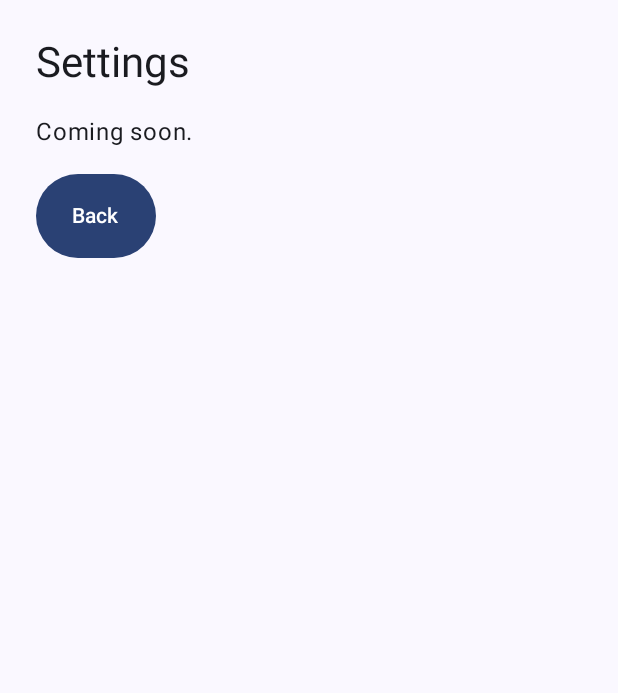
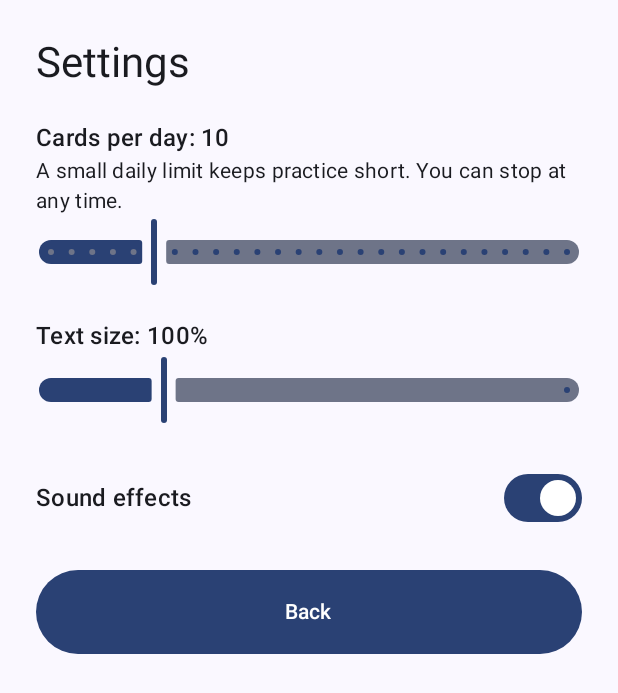
Before and after one commit to BhoneKhantKyaw04/Recall, an Android app built with Jetpack Compose: the SettingsScreen screen opened through its navigation route, on a phone screen of 412 x 824 dp. Shown: the top 693 px of the screen. Run offline under Robolectric (Android 15) with nearby library versions, the phone set to English and light mode, and no system bars; our stand-ins replace Room's generated code.

Commit message:
Add settings screen and sound effects

```diff
--- a/app/src/main/java/com/example/recall/ui/RecallApp.kt
+++ b/app/src/main/java/com/example/recall/ui/RecallApp.kt
@@ -10,8 +10,13 @@ import androidx.compose.material3.MaterialTheme
 import androidx.compose.material3.Scaffold
 import androidx.compose.material3.Text
 import androidx.compose.runtime.Composable
+import androidx.compose.runtime.CompositionLocalProvider
+import androidx.compose.runtime.collectAsState
+import androidx.compose.runtime.getValue
 import androidx.compose.runtime.remember
 import androidx.compose.ui.Modifier
+import androidx.compose.ui.platform.LocalDensity
+import androidx.compose.ui.unit.Density
 import androidx.compose.ui.unit.dp
 import androidx.lifecycle.viewmodel.compose.viewModel
 import androidx.navigation.compose.NavHost
@@ -30,7 +35,13 @@ object Routes {
 fun RecallApp(container: AppContainer) {
     val navController = rememberNavController()
     val factory = remember { RecallViewModelFactory(container) }
+    val settings by container.settings.settings.collectAsState()
+    val density = LocalDensity.current
 
+    // Apply the student's text size on top of the system font size
+    CompositionLocalProvider(
+        LocalDensity provides Density(density.density, density.fontScale * settings.textScale)
+    ) {
         NavHost(navController = navController, startDestination = Routes.HOME) {
             composable(Routes.HOME) {
                 HomeScreen(
@@ -43,11 +54,20 @@ fun RecallApp(container: AppContainer) {
             composable(Routes.STUDY) {
                 StudyScreen(
                     viewModel = viewModel(factory = factory),
+                    soundOn = settings.soundOn,
                     onBack = { navController.popBackStack() }
                 )
             }
-        composable(Routes.STATS) { PlaceholderScreen("My progress") { navController.popBackStack() } }
-        composable(Routes.SETTINGS) { PlaceholderScreen("Settings") { navController.popBackStack() } }
+            composable(Routes.STATS) {
+                PlaceholderScreen("My progress") { navController.popBackStack() }
+            }
+            composable(Routes.SETTINGS) {
+                SettingsScreen(
+                    viewModel = viewModel(factory = factory),
+                    onBack = { navController.popBackStack() }
+                )
+            }
+        }
     }
 }
 
--- a/app/src/main/java/com/example/recall/ui/RecallViewModelFactory.kt
+++ b/app/src/main/java/com/example/recall/ui/RecallViewModelFactory.kt
@@ -11,6 +11,8 @@ class RecallViewModelFactory(private val container: AppContainer) : ViewModelPro
             HomeViewModel(container.repository, container.settings)
         modelClass.isAssignableFrom(StudyViewModel::class.java) ->
             StudyViewModel(container.repository, container.settings)
+        modelClass.isAssignableFrom(SettingsViewModel::class.java) ->
+            SettingsViewModel(container.settings)
         else -> throw IllegalArgumentException("Unknown ViewModel: ${modelClass.name}")
     } as T
 }
--- /dev/null
+++ b/app/src/main/java/com/example/recall/ui/SettingsScreen.kt
@@ -0,0 +1,85 @@
+package com.example.recall.ui
+
+import androidx.compose.foundation.layout.Arrangement
+import androidx.compose.foundation.layout.Column
+import androidx.compose.foundation.layout.Row
+import androidx.compose.foundation.layout.fillMaxSize
+import androidx.compose.foundation.layout.fillMaxWidth
+import androidx.compose.foundation.layout.heightIn
+import androidx.compose.foundation.layout.padding
+import androidx.compose.foundation.selection.toggleable
+import androidx.compose.material3.Button
+import androidx.compose.material3.MaterialTheme
+import androidx.compose.material3.Scaffold
+import androidx.compose.material3.Slider
+import androidx.compose.material3.Switch
+import androidx.compose.material3.Text
+import androidx.compose.runtime.Composable
+import androidx.compose.runtime.collectAsState
+import androidx.compose.runtime.getValue
+import androidx.compose.ui.Alignment
+import androidx.compose.ui.Modifier
+import androidx.compose.ui.semantics.Role
+import androidx.compose.ui.unit.dp
+import kotlin.math.roundToInt
+
+@Composable
+fun SettingsScreen(viewModel: SettingsViewModel, onBack: () -> Unit) {
+    val settings by viewModel.settings.collectAsState()
+
+    Scaffold { padding ->
+        Column(
+            modifier = Modifier.fillMaxSize().padding(padding).padding(24.dp),
+            verticalArrangement = Arrangement.spacedBy(20.dp)
+        ) {
+            Text("Settings", style = MaterialTheme.typography.headlineMedium)
+
+            Column {
+                Text("Cards per day: ${settings.dailyLimit}", style = MaterialTheme.typography.titleMedium)
+                Text(
+                    "A small daily limit keeps practice short. You can stop at any time.",
+                    style = MaterialTheme.typography.bodyMedium
+                )
+                Slider(
+                    value = settings.dailyLimit.toFloat(),
+                    onValueChange = { viewModel.setDailyLimit(it.roundToInt()) },
+                    valueRange = 5f..30f,
+                    steps = 24
+                )
+            }
+
+            Column {
+                Text(
+                    "Text size: ${(settings.textScale * 100).roundToInt()}%",
+                    style = MaterialTheme.typography.titleMedium
+                )
+                Slider(
+                    value = settings.textScale,
+                    onValueChange = { viewModel.setTextScale(it) },
+                    valueRange = 0.85f..1.5f
+                )
+            }
+
+            Row(
+                modifier = Modifier
+                    .fillMaxWidth()
+                    .heightIn(min = 56.dp)
+                    .toggleable(
+                        value = settings.soundOn,
+                        role = Role.Switch,
+                        onValueChange = { viewModel.setSoundOn(it) }
+                    ),
+                verticalAlignment = Alignment.CenterVertically,
+                horizontalArrangement = Arrangement.SpaceBetween
+            ) {
+                Text("Sound effects", style = MaterialTheme.typography.titleMedium)
+                Switch(checked = settings.soundOn, onCheckedChange = null)
+            }
+
+            Button(
+                onClick = onBack,
+                modifier = Modifier.fillMaxWidth().heightIn(min = 56.dp)
+            ) { Text("Back") }
+        }
+    }
+}
--- /dev/null
+++ b/app/src/main/java/com/example/recall/ui/SettingsViewModel.kt
@@ -0,0 +1,14 @@
+package com.example.recall.ui
+
+import androidx.lifecycle.ViewModel
+import com.example.recall.data.Settings
+import com.example.recall.data.SettingsRepository
+import kotlinx.coroutines.flow.StateFlow
+
+class SettingsViewModel(private val repository: SettingsRepository) : ViewModel() {
+    val settings: StateFlow<Settings> = repository.settings
+
+    fun setDailyLimit(value: Int) = repository.setDailyLimit(value)
+    fun setTextScale(value: Float) = repository.setTextScale(value)
+    fun setSoundOn(value: Boolean) = repository.setSoundOn(value)
+}
--- a/app/src/main/java/com/example/recall/ui/StudyScreen.kt
+++ b/app/src/main/java/com/example/recall/ui/StudyScreen.kt
@@ -22,10 +22,13 @@ import androidx.compose.ui.semantics.LiveRegionMode
 import androidx.compose.ui.semantics.liveRegion
 import androidx.compose.ui.semantics.semantics
 import androidx.compose.ui.unit.dp
+import android.media.AudioManager
+import android.media.ToneGenerator
+import android.os.Handler
+import android.os.Looper
 
 @Composable
-fun StudyScreen(viewModel: StudyViewModel, onBack: () -> Unit) {
-    val state by viewModel.uiState.collectAsState()
+fun StudyScreen(viewModel: StudyViewModel, soundOn: Boolean, onBack: () -> Unit) {    val state by viewModel.uiState.collectAsState()
     val buttonModifier = Modifier.fillMaxWidth().heightIn(min = 56.dp)
 
     Scaffold { padding ->
@@ -75,11 +78,11 @@ fun StudyScreen(viewModel: StudyViewModel, onBack: () -> Unit) {
                     }
 
                     if (!state.showAnswer) {
-                        Button(onClick = viewModel::revealAnswer, modifier = buttonModifier) {
+                        Button(onClick = { if (soundOn) playTone(true); viewModel.answer(true) }) {
                             Text("Show answer")
                         }
                     } else {
-                        Button(onClick = { viewModel.answer(true) }, modifier = buttonModifier) {
+                        Button(onClick = { if (soundOn) playTone(false); viewModel.answer(false) }) {
                             Text("I knew it")
                         }
                         OutlinedButton(onClick = { viewModel.answer(false) }, modifier = buttonModifier) {
@@ -91,7 +94,16 @@ fun StudyScreen(viewModel: StudyViewModel, onBack: () -> Unit) {
                         Text("Finish for today")
                     }
                 }
+
             }
         }
     }
 }
+private fun playTone(correct: Boolean) {
+    val generator = ToneGenerator(AudioManager.STREAM_MUSIC, 50)
+    generator.startTone(
+        if (correct) ToneGenerator.TONE_PROP_ACK else ToneGenerator.TONE_PROP_PROMPT,
+        150
+    )
+    Handler(Looper.getMainLooper()).postDelayed({ generator.release() }, 400)
+}
```
Lines whose indentation alone changed are shown as unchanged.
